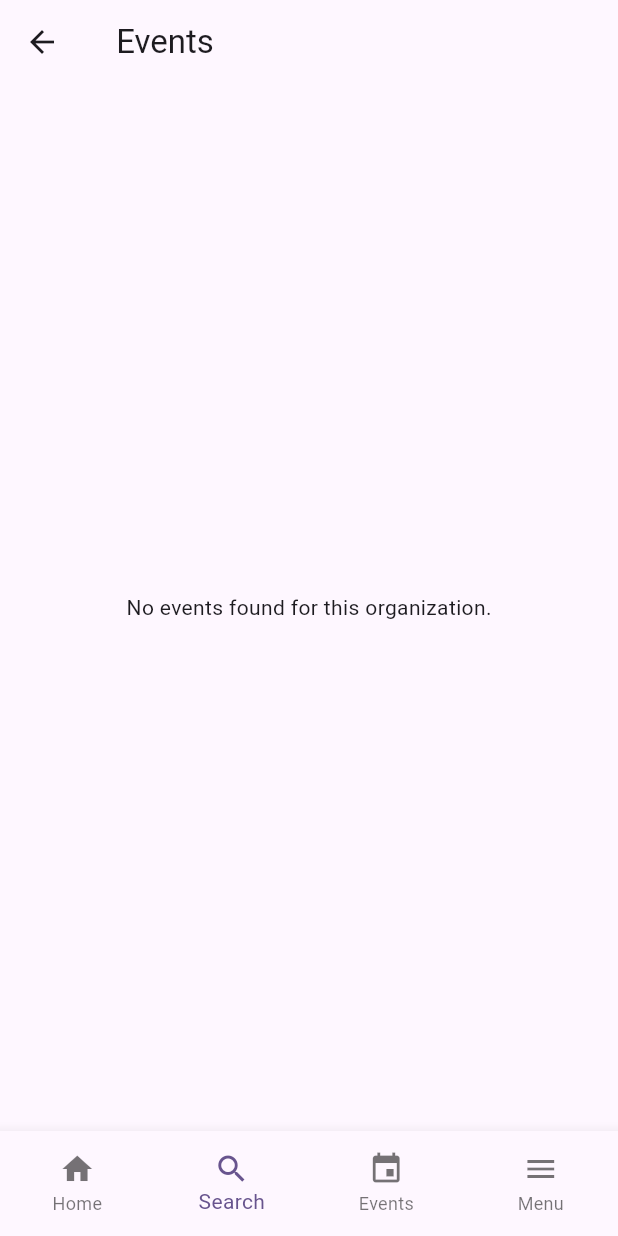
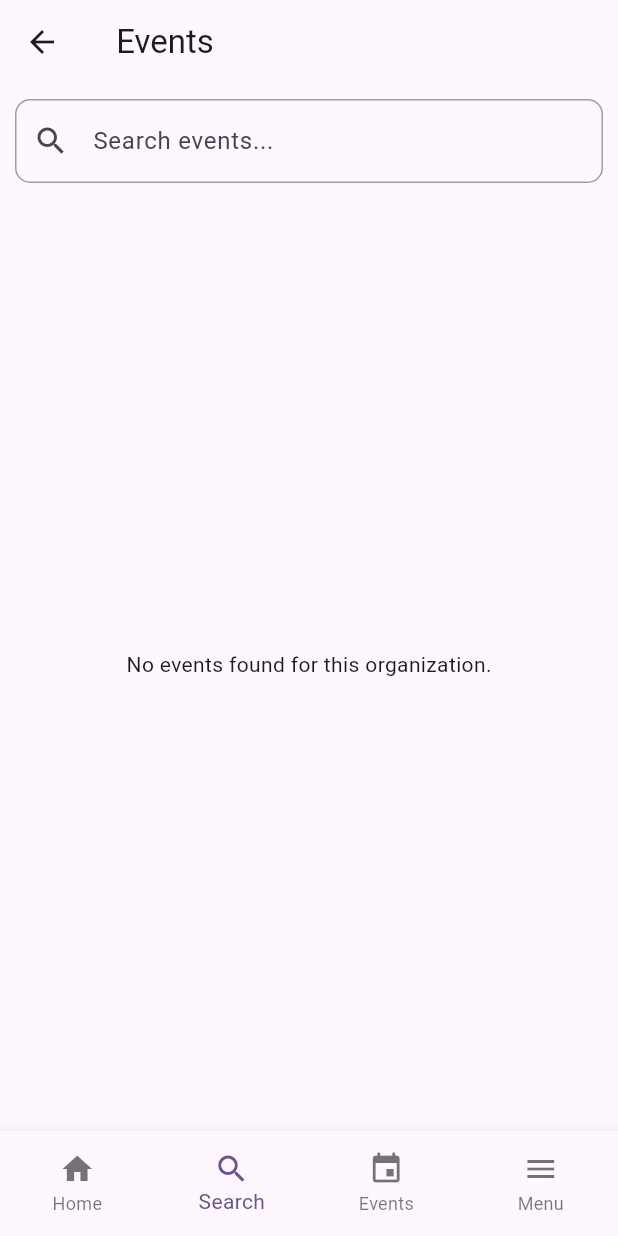
Before and after one commit to johnlampa/univents_mobile, a Flutter app: the OrganizationEventPage screen opened directly with empty values, on a phone screen of 412 x 824 dp. Run offline on Flutter 3.47's test engine with Material 3 defaults, Android fonts, the phone set to English and light mode, and no system bars; our stand-ins replace get, google_sign_in, supabase_flutter; accounts and stored records are empty.

Commit message:
feat: enhance event listing with search functionality in dashboard and organization event pages

```diff
--- a/lib/app/widgets/organizationevent.dart
+++ b/lib/app/widgets/organizationevent.dart
@@ -5,7 +5,8 @@ import 'package:univents_mobile/app/data/models/events.dart';
 import 'package:univents_mobile/app/data/databases/event_database.dart';
 import 'package:univents_mobile/app/data/databases/organization_database.dart';
 import 'package:univents_mobile/app/widgets/eventcard.dart';
-import 'package:univents_mobile/app/widgets/bottomnav.dart'; // ✅ Import
+import 'package:univents_mobile/app/widgets/bottomnav.dart';
+import 'package:univents_mobile/app/widgets/searchbar.dart'; // ✅ Import CustomSearchBar
 
 class OrganizationEventPage extends StatefulWidget {
   const OrganizationEventPage({super.key});
@@ -16,6 +17,14 @@ class OrganizationEventPage extends StatefulWidget {
 
 class _OrganizationEventPageState extends State<OrganizationEventPage> {
   int _selectedIndex = 1;
+  final TextEditingController searchController = TextEditingController();
+
+  @override
+  void dispose() {
+    // Dispose the search controller when the widget is removed
+    searchController.dispose();
+    super.dispose();
+  }
 
   @override
   Widget build(BuildContext context) {
@@ -25,7 +34,17 @@ class _OrganizationEventPageState extends State<OrganizationEventPage> {
       appBar: AppBar(
         title: Text('${organization.acronym} Events'),
       ),
-      body: StreamBuilder<List<Event>>(
+      body: Column(
+        children: [
+          // Add the CustomSearchBar
+          CustomSearchBar(
+            searchController: searchController,
+            onChanged: (value) {
+              setState(() {}); // Trigger a rebuild when the search input changes
+            },
+          ),
+          Expanded(
+            child: StreamBuilder<List<Event>>(
               stream: EventDatabase().stream,
               builder: (context, snapshot) {
                 if (!snapshot.hasData) {
@@ -37,13 +56,21 @@ class _OrganizationEventPageState extends State<OrganizationEventPage> {
                     .where((event) => event.orguid == organization.uid)
                     .toList();
 
-          if (orgEvents.isEmpty) {
-            return const Center(child: Text('No events found for this organization.'));
+                // Filter events based only on the event.title
+                final filteredEvents = orgEvents.where((event) {
+                  final query = searchController.text.toLowerCase();
+                  return event.title.toLowerCase().contains(query);
+                }).toList();
+
+                if (filteredEvents.isEmpty) {
+                  return const Center(
+                    child: Text('No events found for this organization.'),
+                  );
                 }
 
                 return GridView.builder(
                   padding: const EdgeInsets.all(10),
-            itemCount: orgEvents.length,
+                  itemCount: filteredEvents.length,
                   gridDelegate: const SliverGridDelegateWithFixedCrossAxisCount(
                     crossAxisCount: 2,
                     crossAxisSpacing: 10,
@@ -51,11 +78,12 @@ class _OrganizationEventPageState extends State<OrganizationEventPage> {
                     childAspectRatio: 1.5,
                   ),
                   itemBuilder: (context, index) {
-              final event = orgEvents[index];
+                    final event = filteredEvents[index];
                     return EventCard(
                       event: event,
                       onTap: () async {
-                  final org = await OrganizationDatabase().database
+                        final org = await OrganizationDatabase()
+                            .database
                             .select()
                             .eq('uid', event.orguid)
                             .single();
@@ -68,6 +96,9 @@ class _OrganizationEventPageState extends State<OrganizationEventPage> {
                   },
                 );
               },
+            ),
+          ),
+        ],
       ),
       bottomNavigationBar: BottomNav(
         currentIndex: _selectedIndex,
```
Also changed, not shown: lib/app/views/dashboard.dart (+87 -25 lines). Lines whose indentation alone changed are shown as unchanged.
